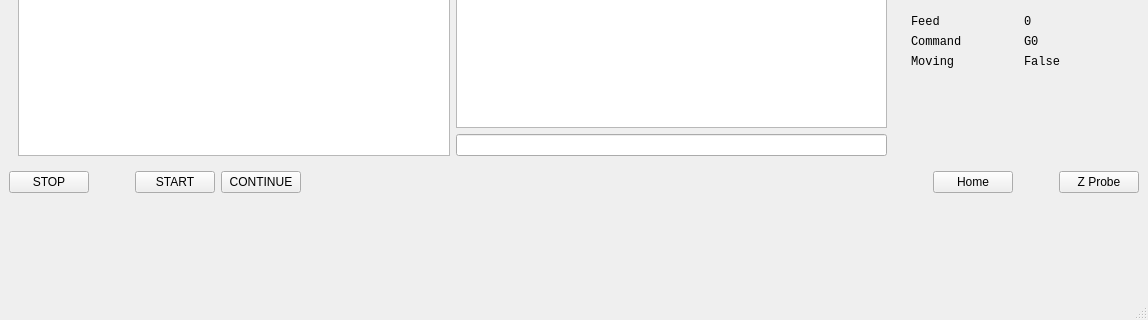
First picture: the form in mainwindow.ui, repository nort-cnc-control/NoRTGui-Qt, before the edit; both pictures show x 0 to 1148 and y 383 to 703 of the 1148 by 703 pixel window.
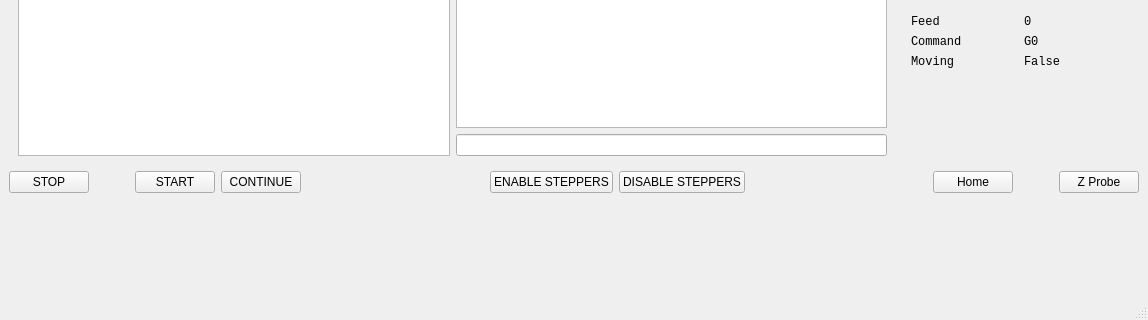
Second picture: the form after the edit.

Commit message: Enable / disable steppers

The edit to the form file:
```diff
--- a/mainwindow.ui
+++ b/mainwindow.ui
@@ -747,6 +747,33 @@
           </property>
          </widget>
         </item>
+        <item>
+         <spacer name="horizontalSpacer_6">
+          <property name="orientation">
+           <enum>Qt::Horizontal</enum>
+          </property>
+          <property name="sizeHint" stdset="0">
+           <size>
+            <width>40</width>
+            <height>20</height>
+           </size>
+          </property>
+         </spacer>
+        </item>
+        <item>
+         <widget class="QPushButton" name="en_steppers">
+          <property name="text">
+           <string>ENABLE STEPPERS</string>
+          </property>
+         </widget>
+        </item>
+        <item>
+         <widget class="QPushButton" name="dis_steppers">
+          <property name="text">
+           <string>DISABLE STEPPERS</string>
+          </property>
+         </widget>
+        </item>
         <item>
          <spacer name="horizontalSpacer_2">
           <property name="orientation">
```
Left out of the diff: 2 changed lines with no effect on the pictures. The commit also changes 5 other files.
